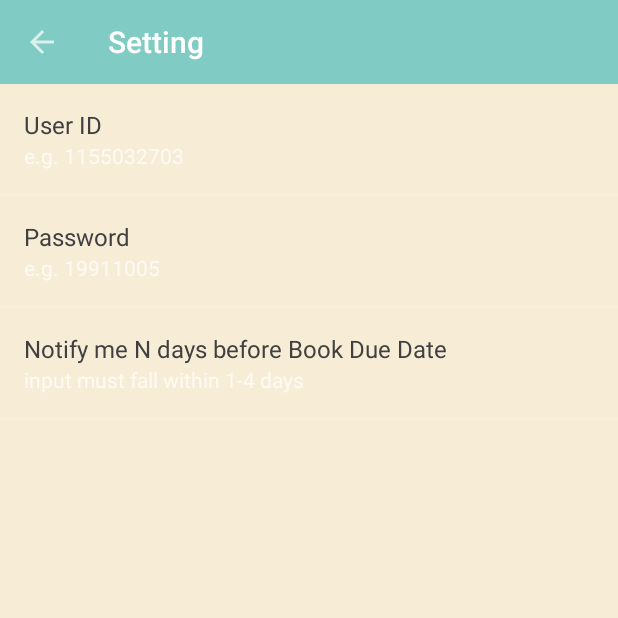
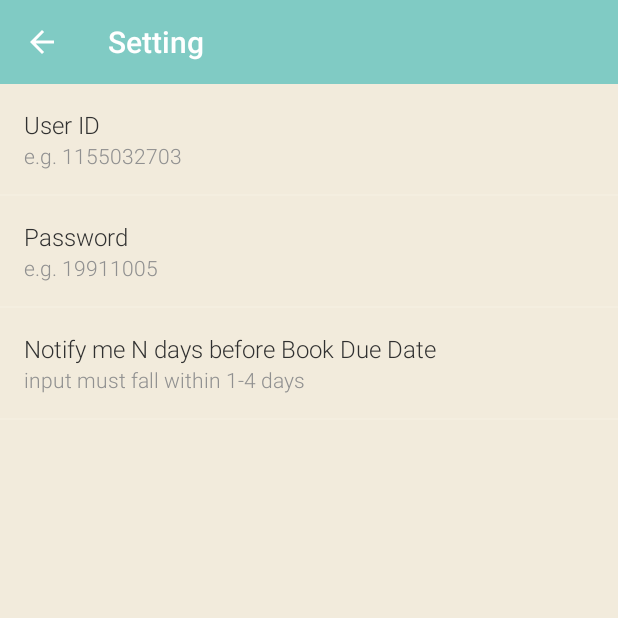
Before and after one commit to BrianOn99/CU-loopbook, an Android app: the screen it shows after launch (Setting), on a phone screen of 412 x 824 dp, the top half of it. Run offline under Robolectric (Android 15) with nearby library versions, the phone set to English and light mode, and no system bars.

Commit message:
Change style of book list
Change font weight, padding.
Limit 2 line book title.  Smaller book due date.
Lighter background.
Setting page text is now grey intstead of (hardly visible) white on Lollipop.

```diff
--- a/app/src/main/java/com/loopbook/cuhk_loopbook/BookFragment.java
+++ b/app/src/main/java/com/loopbook/cuhk_loopbook/BookFragment.java
@@ -34,7 +34,7 @@ public class BookFragment extends Fragment {
         private Context ctx;
 
         public BookAdapter(Context ctx, ArrayList<LibConn.Book> list) {
-            super(ctx, R.layout.list_item, R.id.option_text, list);
+            super(ctx, R.layout.list_item, R.id.title_text, list);
             this.books = list;
             this.ctx = ctx;
         }
@@ -49,8 +49,10 @@ public class BookFragment extends Fragment {
                                 R.drawable.green_circle :
                                 R.drawable.red_circle);
 
-            TextView tv = (TextView)view.findViewById(R.id.option_text);
-            tv.setText(book.name + "\n" + formater.format(book.dueDate.getTime()));
+            ((TextView)view.findViewById(R.id.title_text))
+                    .setText(book.name);
+            ((TextView)view.findViewById(R.id.sub_text))
+                    .setText(formater.format(book.dueDate.getTime()));
 
             return view;
         }
--- a/app/src/main/res/layout/confirm_go.xml
+++ b/app/src/main/res/layout/confirm_go.xml
@@ -11,7 +11,7 @@
         android:id="@+id/fab_go"
         android:layout_width="wrap_content"
         android:layout_height="wrap_content"
-        android:layout_marginLeft="0dp"
+        android:layout_marginLeft="4dp"
         android:layout_alignParentRight="true"
         app:backgroundTint="#38C49F"
         android:visibility="gone"
@@ -22,7 +22,7 @@
         android:layout_width="wrap_content"
         android:layout_height="wrap_content"
         android:layout_centerVertical="true"
-        android:layout_marginRight="0dp"
+        android:layout_marginRight="4dp"
         android:layout_toLeftOf="@+id/fab_go"
         app:backgroundTint="#FF6666"
         android:visibility="gone"
--- a/app/src/main/res/layout/fragment_book_list.xml
+++ b/app/src/main/res/layout/fragment_book_list.xml
@@ -11,9 +11,11 @@
         android:id="@+id/book_list"
         android:listSelector="@android:color/transparent"
         android:cacheColorHint="@android:color/transparent"
+        android:background="@android:color/transparent"
         android:layout_width="match_parent"
-        android:layout_height="wrap_content" >
-    </ListView>
+        android:layout_height="wrap_content"
+        android:divider="#d0d0c0"
+        android:dividerHeight="0.6dp"/>
 
     <com.loopbook.cuhk_loopbook.view.ConfirmGoButton
         android:id="@+id/fab"
--- a/app/src/main/res/layout/settings_activity.xml
+++ b/app/src/main/res/layout/settings_activity.xml
@@ -1,18 +1,15 @@
 <?xml version="1.0" encoding="utf-8"?>
 <LinearLayout xmlns:android="http://schemas.android.com/apk/res/android"
               xmlns:app="http://schemas.android.com/apk/res-auto"
-                 android:orientation="vertical"
-                 android:layout_width="match_parent"
-                 android:layout_height="match_parent">
+     android:orientation="vertical"
+     android:layout_width="match_parent"
+     android:layout_height="match_parent">
 
      <android.support.v7.widget.Toolbar
-             android:id="@+id/setting_bar"
-             app:theme="@style/AppTheme"
-             android:background="?attr/colorPrimary"
-             app:navigationIcon="?attr/homeAsUpIndicator"
-             android:layout_width="match_parent"
-             android:layout_height="wrap_content"
-             android:minHeight="?attr/actionBarSize" />
+         android:id="@+id/setting_bar"
+         app:navigationIcon="?attr/homeAsUpIndicator"
+         android:theme="@style/myToolbarTheme"
+         style="@style/myToolbarStyle" />
 
      <ListView android:id="@android:id/list"
              android:layout_width="fill_parent"
--- /dev/null
+++ b/app/src/main/res/values-v16/styles.xml
@@ -0,0 +1,6 @@
+<resources>
+    <style name="RobotoTextViewStyle" parent="android:Widget.TextView">
+        <item name="android:fontFamily">sans-serif-light</item>
+        <item name="android:textStyle">normal</item>
+    </style>
+</resources>
--- a/app/src/main/res/values/color.xml
+++ b/app/src/main/res/values/color.xml
@@ -1,3 +1,3 @@
 <resources>
-    <color name="light_brown">#f7edd7</color>
+    <color name="light_brown">#f2ebdc</color>
 </resources>
--- a/app/src/main/res/values/styles.xml
+++ b/app/src/main/res/values/styles.xml
@@ -2,6 +2,22 @@
     <!-- Base application theme. -->
     <style name="AppTheme" parent="AppTheme.Base">
     </style>
+
+    <style name="myToolbarStyle" parent="AppTheme.Base">
+        <item name="android:layout_height">wrap_content</item>
+        <item name="android:layout_width">match_parent</item>
+        <item name="android:minHeight">?attr/actionBarSize</item>
+        <item name="android:background">?attr/colorPrimary</item>
+    </style>
+
+    <style name="myToolbarTheme" parent="AppTheme.Base">
+        <item name="android:textColorPrimary">#ffffff</item>
+        <item name="android:textColorSecondary">#ffffff</item>
+    </style>
+
+    <style name="RobotoTextViewStyle" parent="android:Widget.TextView">
+    </style> <!-- not supported for api < 15 -->
+
     <style name="AppTheme.Base" parent="Theme.AppCompat.NoActionBar">
         <item name="android:windowNoTitle">true</item>
         <!-- Actionbar color -->
@@ -11,6 +27,9 @@
         <!--Window color-->
         <item name="android:windowBackground">@color/light_brown</item>
 
-        <item name="android:textColor">#404040</item>
+        <item name="android:textColorPrimary">#303030</item>
+        <item name="android:textColorSecondary">#909090</item>
+        <item name="android:textColorTertiary">#909090</item>
+        <item name="android:textViewStyle">@style/RobotoTextViewStyle</item>
     </style>
 </resources>
```
Also changed, not shown: app/src/main/res/layout/activity_main.xml (+2 -6 lines), app/src/main/res/layout/list_item.xml (+25 -12 lines).
